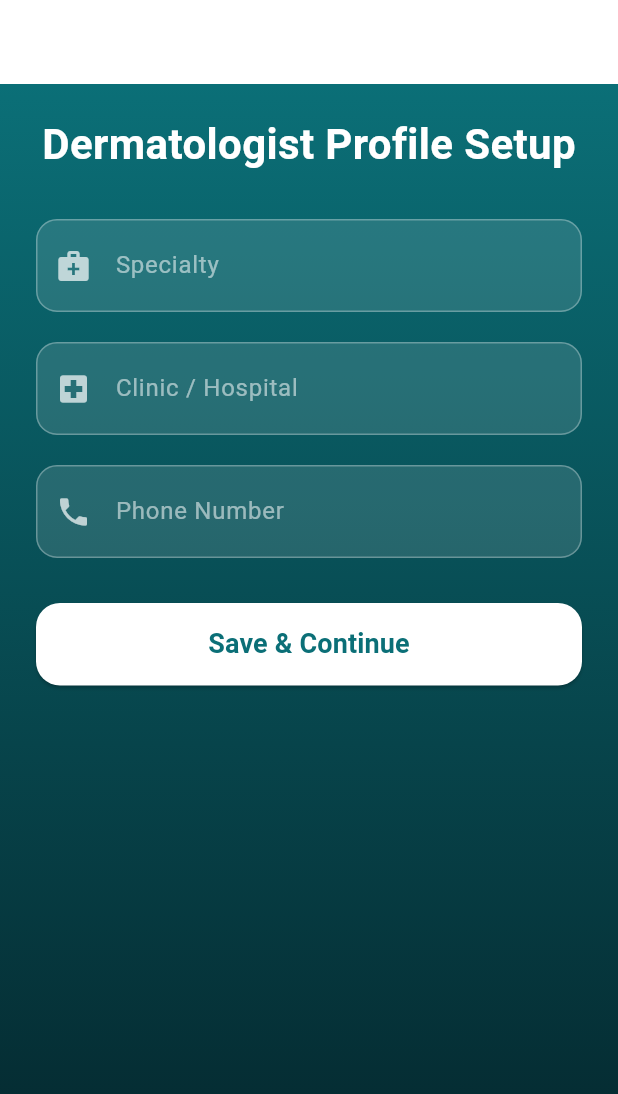
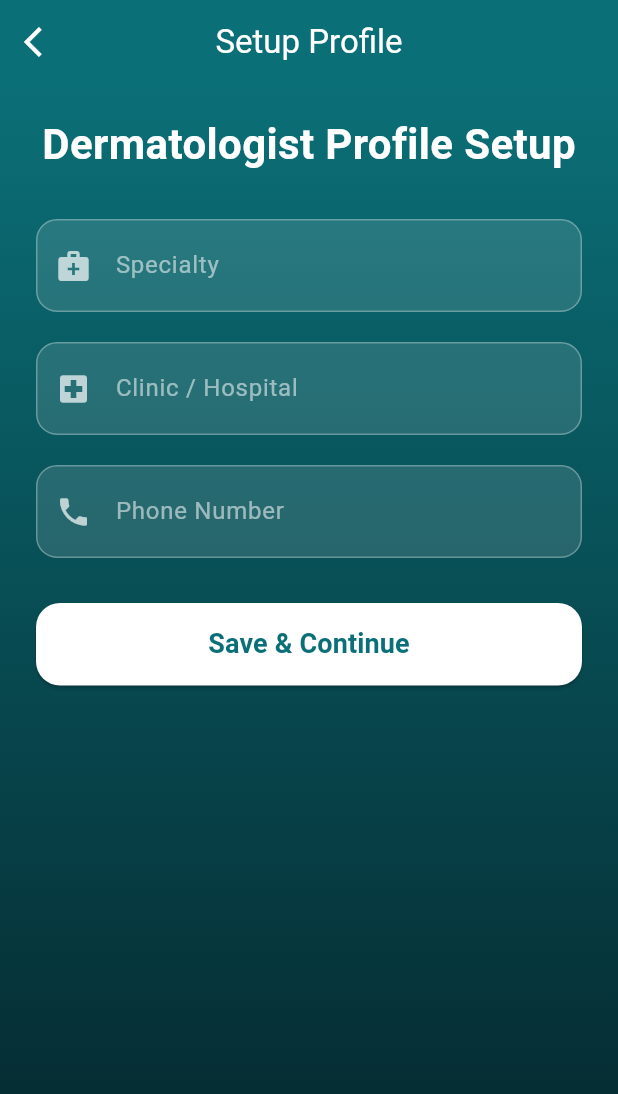
Before and after one commit to Kwake-19/derm_pix, a Flutter app: the DermatologistSetupScreen screen opened by its route, on a phone screen of 412 x 824 dp. Shown: the top 1094 px of the screen. Run offline on Flutter 3.47's test engine with Material 3 defaults, Android fonts, the light colour scheme and no system bars; our stand-ins replace camera, firebase_auth, firebase_core, firebase_database; accounts and stored records are empty.

```diff
--- a/lib/main.dart
+++ b/lib/main.dart
@@ -1,11 +1,16 @@
 import 'package:flutter/material.dart';
+import 'package:camera/camera.dart';
 import 'package:firebase_core/firebase_core.dart';
 
 import 'app/app.dart';
 import 'firebase_options.dart';  // auto-generated by FlutterFire
 
+late List<CameraDescription> cameras;
+
 void main() async {
   WidgetsFlutterBinding.ensureInitialized();
+
+  cameras = await availableCameras();
 
   await Firebase.initializeApp(
     options: DefaultFirebaseOptions.currentPlatform,
--- a/lib/screens/dermatologist_setup_screen.dart
+++ b/lib/screens/dermatologist_setup_screen.dart
@@ -49,13 +49,20 @@ class _DermatologistSetupScreenState extends State<DermatologistSetupScreen> {
     return Scaffold(
       resizeToAvoidBottomInset: false,
 
-      // ✅ TRANSPARENT APP BAR WITH VISIBLE BACK BUTTON
-        appBar: AppBar(
-          backgroundColor: Colors.transparent,
-          surfaceTintColor: Colors.transparent,
-          elevation: 0,
-          iconTheme: const IconThemeData(color: Colors.white),
+       // ✅ DARK APP BAR WITH BACK BUTTON
+      appBar: AppBar(
+        backgroundColor: const Color(0xFF0B6F77),
+        elevation: 0,
+        leading: IconButton(
+          icon: const Icon(Icons.arrow_back_ios, color: Colors.white),
+          onPressed: () => Navigator.pop(context),
         ),
+        title: const Text(
+          "Setup Profile",
+          style: TextStyle(color: Colors.white),
+        ),
+        centerTitle: true,
+      ),
 
 
       body: Container(
--- a/pubspec.yaml
+++ b/pubspec.yaml
@@ -14,6 +14,8 @@ dependencies:
   # UI
   cupertino_icons: ^1.0.8
   image_picker: ^1.0.7
+  camera: ^0.10.5+9
+
 
   # Firebase
   firebase_core: ^2.24.2
```
Also changed, not shown: lib/screens/camera_capture_screen.dart (added, +88 -0 lines), lib/screens/patient_profile_screen.dart (+47 -21 lines), pubspec.lock, 1 other file.
